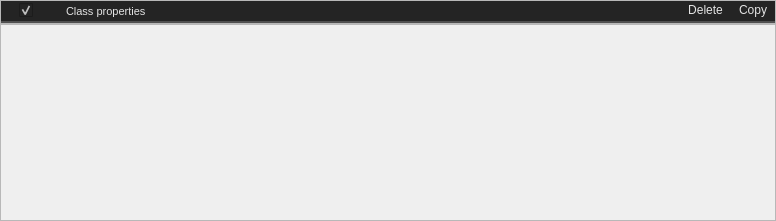
First picture: the form in src/soudevent_editor/property/frame.ui, repository dertwist/Hammer5Tools, before the edit.
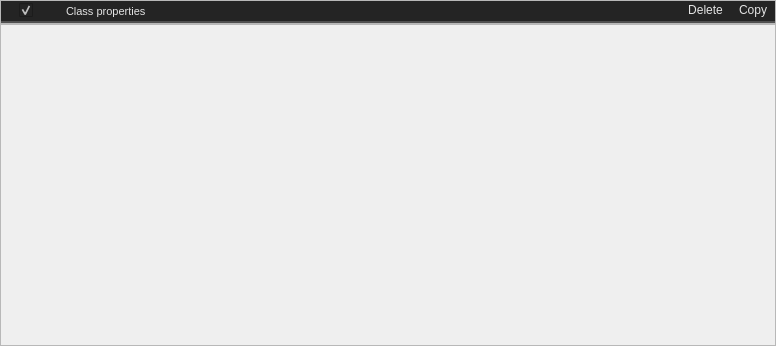
Second picture: the form after the edit. Icons and pictures are not drawn.

What changed in the file:
```diff
--- a/src/soudevent_editor/property/frame.ui
+++ b/src/soudevent_editor/property/frame.ui
@@ -7,13 +7,13 @@
     <x>0</x>
     <y>0</y>
     <width>776</width>
-    <height>221</height>
+    <height>346</height>
    </rect>
   </property>
   <property name="minimumSize">
    <size>
     <width>512</width>
-    <height>128</height>
+    <height>0</height>
    </size>
   </property>
   <property name="maximumSize">
```
Left out of the diff: 6 changed lines with no effect on the pictures.
